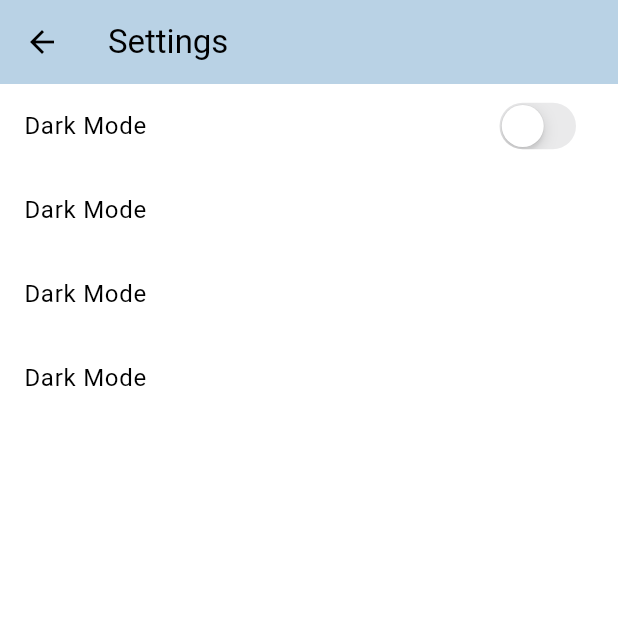
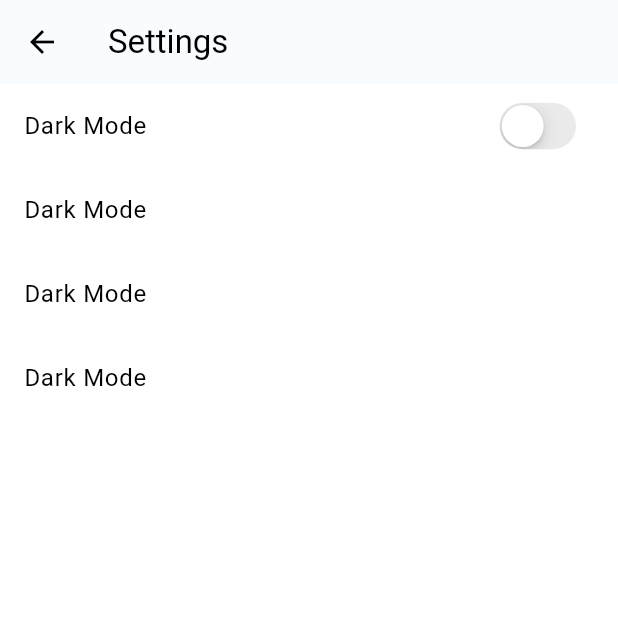
Before and after one commit to arkchs/musi-dash, a Flutter app: the screen it shows after launch, after a tap on the "settings" icon, on a phone screen of 412 x 824 dp, the top half of it. Run offline on Flutter 3.47's test engine with Material 3 defaults, Android fonts, the phone set to English and light mode, and no system bars; our stand-ins replace audioplayers.

Commit message:
animations&Colors

```diff
--- a/lib/components/my_search_bar.dart
+++ b/lib/components/my_search_bar.dart
@@ -7,9 +7,10 @@ class MySearchBar extends StatelessWidget {
   @override
   Widget build(BuildContext context) {
     return SearchBar(
+      constraints: const BoxConstraints(maxHeight: 50),
       elevation: const MaterialStatePropertyAll(0.0),
       leading: const Icon(Icons.search_outlined),
-      hintText: "Search",
+      // hintText: "Search",
       padding: const MaterialStatePropertyAll(EdgeInsets.all(8.0)),
       trailing: [
         IconButton(
--- a/lib/components/songs_lists.dart
+++ b/lib/components/songs_lists.dart
@@ -1,5 +1,6 @@
 import 'package:flutter/material.dart';
 import 'package:musi/constants/theme/text_theme.dart';
+import 'package:musi/constants/theme/theme_provider.dart';
 import 'package:musi/models/songs_provider.dart';
 import 'package:musi/pages/songs_page.dart';
 import 'package:provider/provider.dart';
@@ -13,8 +14,6 @@ class SongsList extends StatefulWidget {
 
 class _SongsListState extends State<SongsList> {
   void _routeSongsPage(int index) {
-    //play the song as soon as the song is touched.
-
     Navigator.push(
       context,
       PageRouteBuilder(
@@ -23,7 +22,6 @@ class _SongsListState extends State<SongsList> {
           const end = Offset.zero;
           final tween = Tween(begin: begin, end: end);
           final offsetAnimation = animation.drive(tween);
-
           return SlideTransition(
             position: offsetAnimation,
             child: child,
@@ -41,25 +39,40 @@ class _SongsListState extends State<SongsList> {
   Widget build(BuildContext context) {
     return Consumer<SongsProvider>(
       builder: (conext, value, child) => ListView.builder(
+        // scrollDirection: Axis.horizontal,
         itemCount: value.songs.length,
         itemBuilder: (context, index) => Padding(
-          padding: const EdgeInsets.symmetric(vertical: 8.0),
+          padding: const EdgeInsets.symmetric(vertical: 3.0),
           child: ListTile(
             onTap: () {
               _routeSongsPage(index);
             },
             title: Text(value.songs[index].songName.toString(),
-                style: Theme.of(context).textTheme.mediumHeading),
+                overflow: TextOverflow.ellipsis,
+                style: Theme.of(context).textTheme.mediumHeading.copyWith(
+                    color: Provider.of<ThemeProvider>(context).isDarkMode
+                        ? Colors.white
+                        : Colors.black)),
             subtitle: Text(
               value.songs[index].songArtist.toString(),
-              style: Theme.of(context).textTheme.smallHeadings,
+              style: Theme.of(context).textTheme.smallHeadings.copyWith(
+                  color: Provider.of<ThemeProvider>(context).isDarkMode
+                      ? Colors.white70
+                      : Colors.black),
+            ),
+            trailing: IconButton(
+              icon: const Icon(Icons.more_vert),
+              onPressed: () {},
             ),
             leading: ClipRRect(
                 borderRadius: BorderRadius.circular(10.0),
                 child: Hero(
-                    tag: 'cover-image$index',
-                    child: Image.asset(
-                        value.songs[index].songImagePath.toString()))),
+                  tag: 'cover-image$index',
+                  child: Image.asset(
+                    value.songs[index].songImagePath.toString(),
+                    height: 50.0,
+                  ),
+                )),
           ),
         ),
       ),
--- a/lib/constants/theme/dark_theme.dart
+++ b/lib/constants/theme/dark_theme.dart
@@ -1,9 +1,9 @@
 import 'package:flutter/material.dart';
 
 ThemeData darkMode = ThemeData(
-    colorScheme: ColorScheme.light(
+    colorScheme: ColorScheme.dark(
   background: Colors.black,
-  primary: Colors.blue.shade500,
-  secondary: Colors.blue.shade200,
-  inversePrimary: Colors.blue.shade900,
+  primary: const Color(0xff046581),
+  secondary: Colors.blue.shade900,
+  inversePrimary: Colors.white70,
 ));
--- a/lib/constants/theme/light_theme.dart
+++ b/lib/constants/theme/light_theme.dart
@@ -1,9 +1,9 @@
 import 'package:flutter/material.dart';
 
 ThemeData lightMode = ThemeData(
-    colorScheme: ColorScheme.light(
-  background: const Color.fromARGB(255, 185, 210, 229),
-  primary: const Color.fromARGB(255, 141, 192, 235),
-  secondary: const Color.fromARGB(255, 123, 164, 197),
-  inversePrimary: Colors.blue.shade900,
+    colorScheme: const ColorScheme.light(
+  background: Color(0xfff8fcff),
+  primary: Color(0xff046581),
+  secondary: Color(0xffdfecf2),
+  inversePrimary: Colors.black38,
 ));
--- a/lib/constants/theme/text_theme.dart
+++ b/lib/constants/theme/text_theme.dart
@@ -3,7 +3,7 @@ import 'package:flutter/material.dart';
 extension CustomStyles on TextTheme {
   TextStyle get mainHeading {
     return TextStyle(
-      fontSize: 30.0,
+      fontSize: 25.0,
       color: Colors.blue.shade900,
       fontWeight: FontWeight.bold,
     );
@@ -11,7 +11,7 @@ extension CustomStyles on TextTheme {
 
   TextStyle get mediumHeading {
     return const TextStyle(
-      fontSize: 18.0,
+      fontSize: 15.0,
       color: Colors.black,
       fontWeight: FontWeight.bold,
     );
@@ -19,7 +19,7 @@ extension CustomStyles on TextTheme {
 
   TextStyle get smallHeadings {
     return TextStyle(
-      fontSize: 13.0,
+      fontSize: 12.0,
       color: Colors.grey.shade700,
       fontWeight: FontWeight.bold,
     );
--- a/lib/pages/home_page.dart
+++ b/lib/pages/home_page.dart
@@ -11,6 +11,13 @@ class HomePage extends StatefulWidget {
 }
 
 class _HomePageState extends State<HomePage> {
+  int _selectedIndex = 0;
+  void _onItemTapped(int index) {
+    setState(() {
+      _selectedIndex = index;
+    });
+  }
+
   @override
   Widget build(BuildContext context) {
     return Scaffold(
@@ -33,7 +40,7 @@ class _HomePageState extends State<HomePage> {
                   ),
                 ),
                 SizedBox(
-                  height: MediaQuery.of(context).size.height * .5,
+                  height: MediaQuery.of(context).size.height * .4,
                   child: const SongsList(),
                 ),
               ],
@@ -41,6 +48,17 @@ class _HomePageState extends State<HomePage> {
           ),
         ),
       ),
+      bottomNavigationBar: BottomNavigationBar(
+        items: const [
+          BottomNavigationBarItem(icon: Icon(Icons.add), label: 'Home'),
+          BottomNavigationBarItem(icon: Icon(Icons.add), label: 'Downloads'),
+          BottomNavigationBarItem(icon: Icon(Icons.add), label: 'Playlists'),
+          BottomNavigationBarItem(icon: Icon(Icons.add), label: 'Account'),
+        ],
+        currentIndex: _selectedIndex,
+        selectedItemColor: Colors.blue,
+        onTap: (value) => _onItemTapped,
+      ),
     );
   }
 }
```
Also changed, not shown: lib/components/audio_player_widget.dart (+86 -44 lines), lib/components/neu_box.dart (+11 -5 lines), lib/pages/songs_page.dart (+11 -1 lines), lib/components/page_slide_transitions.dart (added).
